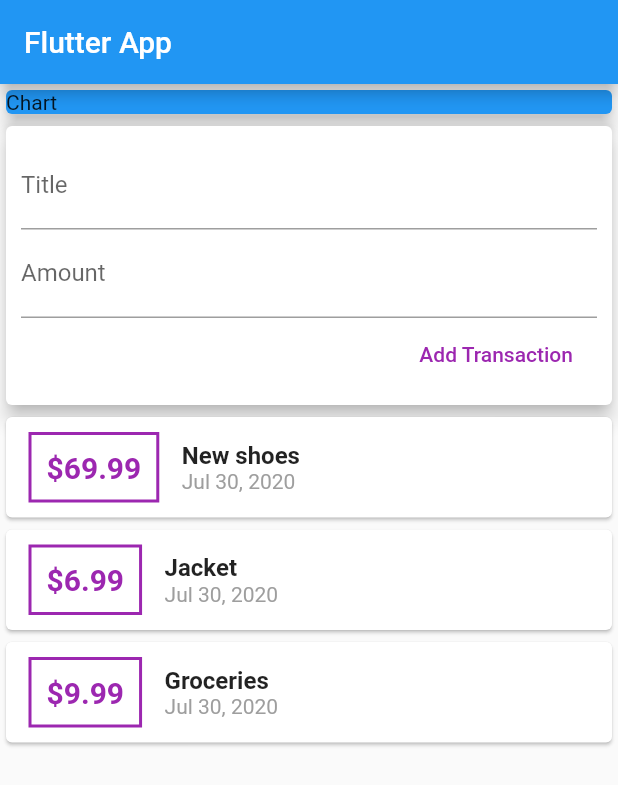
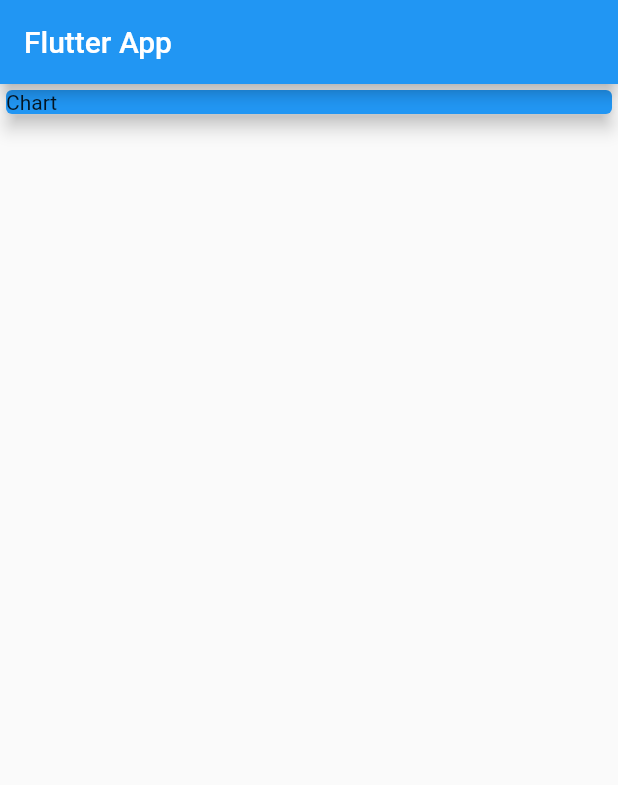
Before and after one commit to acybulska/expenses_app, a Flutter app: the screen it shows after launch, on a phone screen of 412 x 824 dp. Shown: the top 785 px of the screen. Run offline on Flutter 3.47's test engine with Material 2 defaults, Android fonts, the phone set to English and light mode, and no system bars.

```diff
--- a/lib/main.dart
+++ b/lib/main.dart
@@ -1,7 +1,4 @@
 import 'package:flutter/material.dart';
-import 'package:intl/intl.dart';
-
-import './transaction.dart';
 
 void main() {
   runApp(MyApp());
@@ -18,26 +15,9 @@ class MyApp extends StatelessWidget {
 }
 
 class MyHomePage extends StatelessWidget {
-  final List<Transaction> transactions = [
-    Transaction(
-      id: 'T1',
-      title: 'New shoes',
-      amount: 69.99,
-      date: DateTime.now(),
-    ),
-    Transaction(
-      id: 'T2',
-      title: 'Jacket',
-      amount: 6.99,
-      date: DateTime.now(),
-    ),
-    Transaction(
-      id: 'T3',
-      title: 'Groceries',
-      amount: 9.99,
-      date: DateTime.now(),
-    ),
-  ];
+
+  String titleInput;
+  String amountInput;
 
   @override
   Widget build(BuildContext context) {
@@ -56,74 +36,6 @@ class MyHomePage extends StatelessWidget {
                 elevation: 5,
               ),
             ),
-            Card(
-              elevation: 5,
-              child: Container(
-                padding: EdgeInsets.all(10),
-                child: Column(
-                  crossAxisAlignment: CrossAxisAlignment.end,
-                  children: <Widget>[
-                    TextField(
-                      decoration: InputDecoration(
-                        labelText: "Title",
-                      ),
-                    ),
-                    TextField(
-                      decoration: InputDecoration(
-                        labelText: "Amount",
-                      ),
-                    ),
-                    FlatButton(
-                      onPressed: () {},
-                      child: Text("Add Transaction"),
-                      textColor: Colors.purple,
-                    )
-                  ],
-                ),
-              ),
-            ),
-            Column(
-              children: transactions.map((tx) {
-                return Card(
-                  child: Row(
-                    children: <Widget>[
-                      Container(
-                        margin:
-                            EdgeInsets.symmetric(vertical: 10, horizontal: 15),
-                        decoration: BoxDecoration(
-                            border: Border.all(
-                          color: Colors.purple,
-                          width: 2,
-                        )),
-                        padding: EdgeInsets.all(10),
-                        child: Text("\$${tx.amount}",
-                            style: TextStyle(
-                              fontWeight: FontWeight.bold,
-                              fontSize: 20,
-                              color: Colors.purple,
-                            )),
-                      ),
-                      Column(
-                        crossAxisAlignment: CrossAxisAlignment.start,
-                        children: <Widget>[
-                          Text(tx.title,
-                              style: TextStyle(
-                                fontSize: 16,
-                                fontWeight: FontWeight.bold,
-                              )),
-                          Text(
-                            DateFormat.yMMMd().format(tx.date),
-                            style: TextStyle(
-                              color: Colors.grey,
-                            ),
-                          )
-                        ],
-                      )
-                    ],
-                  ),
-                );
-              }).toList(),
-            )
           ],
         ));
   }
```
Also changed, not shown: lib/widgets/new_transaction.dart (added, +40 -0 lines), lib/widgets/transaction_list.dart (added, +55 -0 lines), lib/widgets/user_transactions.dart (added, +45 -0 lines), lib/models/transaction.dart (renamed from lib/transaction.dart).
